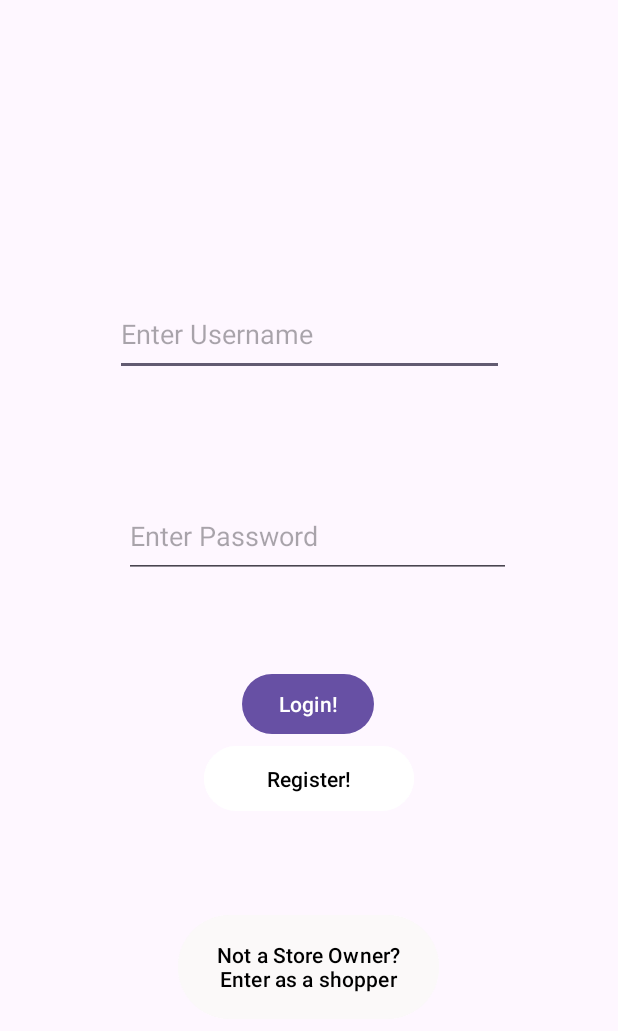
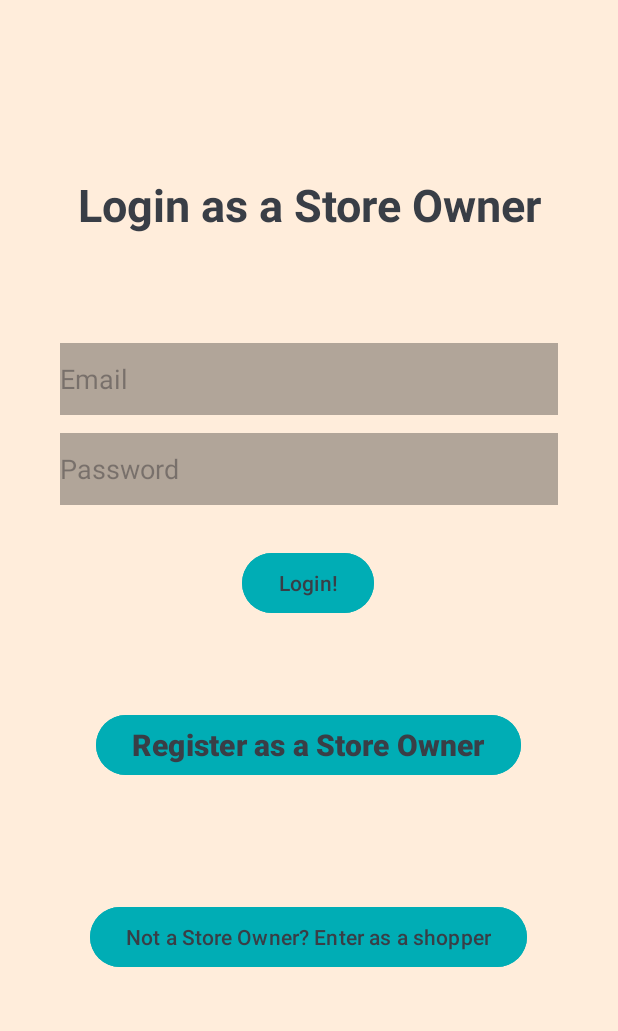
Before and after one commit to Aarya2004/B07_Project, an Android app: the StoreOwnerLogin screen opened directly, with no data from a screen before it, after a tap on "Login!", on a phone screen of 412 x 824 dp. Shown: the top 1031 px of the screen. Run offline under Robolectric (Android 15) with nearby library versions, the phone set to English and light mode, and no system bars; our stand-ins replace Firebase (no records; nobody signed in at launch, a user with empty details on screens opened directly).

Commit message:
Store Owner login and Register complete and Store Owner homepage created

```diff
--- a/app/src/main/java/com/example/b07project/StoreOwnerLogin.java
+++ b/app/src/main/java/com/example/b07project/StoreOwnerLogin.java
@@ -37,7 +37,12 @@ public class StoreOwnerLogin extends AppCompatActivity {
         submitButton.setOnClickListener(new View.OnClickListener() {
             @Override
             public void onClick(View view) {
-                check_user_exists();
+                check_user_exists(view);
+                if(isFound){
+                    Intent intent = new Intent(getApplicationContext(), StoreOwnerHomepage.class);
+                    startActivity(intent);
+                    finish();
+                }
             }
         });
 
@@ -62,32 +67,21 @@ public class StoreOwnerLogin extends AppCompatActivity {
     }
 
 
-    public void check_user_exists(){
+    public void check_user_exists(View view){
         DatabaseReference db = this.firedb.getReference();
-
-        db.child("Owners").get().addOnCompleteListener(new OnCompleteListener<DataSnapshot>() {
-            @Override
-            public void onComplete(@NonNull Task<DataSnapshot> task) {
-                if (!task.isSuccessful()) {
-                    Log.e("Fetch Owner data", "Error getting data", task.getException());
-                }
-                else {
-                    Log.i("Fetch Owner data", task.getResult().getValue().toString());
-                }
-            }
-        });
 
         EditText userEmailText = (EditText) findViewById(R.id.storeOwnerEmailLogin);
         String email = userEmailText.getText().toString();
         String id = String.valueOf(email.hashCode());
         userEmailText.setText("");
         final String[] dbpassword = new String[1];
+        final String[] dbstorename = new String[1];
         db.child("Owners").orderByKey().get().addOnCompleteListener(new OnCompleteListener<DataSnapshot>() {
             @Override
             public void onComplete(@NonNull Task<DataSnapshot> task) {
                 if (!task.isSuccessful()) {
                     Log.e("firebase", "Error getting data", task.getException());
-                    Toast myToast = Toast.makeText(StoreOwnerLogin.this, "Database Error!", Toast.LENGTH_SHORT);
+                    Toast myToast = Toast.makeText(view.getContext(), "Database Error!", Toast.LENGTH_SHORT);
                     myToast.show();
                 } else {
                     for (DataSnapshot ds : task.getResult().getChildren()) {
@@ -95,14 +89,15 @@ public class StoreOwnerLogin extends AppCompatActivity {
                         if (value == id) {
                             isFound = true;
                             dbpassword[0] = ds.child(value).child("password").getValue().toString();
+                            dbstorename[0] = ds.child(value).child("Store Name").getValue().toString();
                         }
                     }
                 }
             }
         });
 
-        if(isFound == false){
-            Toast myToast = Toast.makeText(StoreOwnerLogin.this,"No such user exists!", Toast.LENGTH_SHORT);
+        if(!isFound){
+            Toast myToast = Toast.makeText(view.getContext(),"No such user exists!", Toast.LENGTH_SHORT);
             myToast.show();
             return;
         }
@@ -111,13 +106,16 @@ public class StoreOwnerLogin extends AppCompatActivity {
         String password = userPassText.getText().toString();
         userPassText.setText("");
 
-        if(password != dbpassword[0]){
-            Toast myToast = Toast.makeText(StoreOwnerLogin.this,"Incorrect password!", Toast.LENGTH_SHORT);
+        if(!password.equals(dbpassword[0])){
+            isFound = false;
+            Toast myToast = Toast.makeText(view.getContext(),"Incorrect password!", Toast.LENGTH_SHORT);
             myToast.show();
             return;
         }else{
-            Toast myToast = Toast.makeText(StoreOwnerLogin.this,"Logged in as Customer!", Toast.LENGTH_SHORT);
+            Toast myToast = Toast.makeText(view.getContext(),"Logged in as Store Owner!", Toast.LENGTH_SHORT);
             myToast.show();
+            StoreOwner User = new StoreOwner(dbstorename[0], email, password);
+            StoreOwnerHomepage Home = new StoreOwnerHomepage(User);
         }
     }
 }
--- a/app/src/main/res/layout/store_owner_login.xml
+++ b/app/src/main/res/layout/store_owner_login.xml
@@ -1,50 +1,37 @@
 <?xml version="1.0" encoding="utf-8"?>
-<androidx.core.widget.NestedScrollView xmlns:android="http://schemas.android.com/apk/res/android"
+<androidx.constraintlayout.widget.ConstraintLayout xmlns:android="http://schemas.android.com/apk/res/android"
     xmlns:app="http://schemas.android.com/apk/res-auto"
     xmlns:tools="http://schemas.android.com/tools"
-    android:fillViewport="true"
     android:layout_width="match_parent"
     android:layout_height="match_parent"
+    android:background="#FFEDDB"
+    android:orientation="vertical"
+    android:padding="40dp"
     tools:context=".StoreOwnerLogin">
 
-    <androidx.constraintlayout.widget.ConstraintLayout
+    <TextView
+        android:id="@+id/textView2"
         android:layout_width="match_parent"
-        android:layout_height="match_parent"
-        android:padding="16dp">
-
-        <EditText
-            android:id="@+id/storeOwnerEmailLogin"
-            android:layout_width="259dp"
-            android:layout_height="55dp"
-            android:ems="10"
-            android:hint="@string/store_owner_username_placeholder"
-            android:inputType="text"
-            app:layout_constraintBottom_toTopOf="@+id/storeOwnerPasswordLogin"
+        android:layout_height="wrap_content"
+        android:layout_marginTop="76dp"
+        android:gravity="center"
+        android:text="@string/store_owner_login"
+        android:textColor="#393E46"
+        android:textSize="30sp"
+        android:textStyle="bold"
         app:layout_constraintEnd_toEndOf="parent"
+        app:layout_constraintHorizontal_bias="0.375"
         app:layout_constraintStart_toStartOf="parent"
-            app:layout_constraintTop_toTopOf="parent"
-            app:layout_constraintVertical_bias="0.693" />
-
-        <EditText
-            android:id="@+id/storeOwnerPasswordLogin"
-            android:layout_width="258dp"
-            android:layout_height="55dp"
-            android:ems="10"
-            android:hint="@string/store_owner_password_placeholder"
-            android:inputType="textPassword"
-            app:layout_constraintBottom_toBottomOf="parent"
-            app:layout_constraintEnd_toEndOf="parent"
-            app:layout_constraintHorizontal_bias="0.549"
-            app:layout_constraintStart_toStartOf="parent"
-            app:layout_constraintTop_toTopOf="parent"
-            app:layout_constraintVertical_bias="0.426" />
+        app:layout_constraintTop_toTopOf="parent" />
 
     <Button
         android:id="@+id/submitLogin"
         android:layout_width="wrap_content"
         android:layout_height="wrap_content"
-            android:layout_marginTop="60dp"
+        android:layout_marginTop="28dp"
         android:text="@string/store_owner_submit_login_button"
+        android:backgroundTint="#00ADB5"
+        android:textColor="#393E46"
         app:layout_constraintEnd_toEndOf="parent"
         app:layout_constraintHorizontal_bias="0.498"
         app:layout_constraintStart_toStartOf="parent"
@@ -52,30 +39,56 @@
 
     <Button
         android:id="@+id/storeOwnerRegisterRedirect"
-            android:layout_width="140dp"
-            android:layout_height="51dp"
-            android:backgroundTint="#FFFFFF"
-            android:text="@string/store_owner_register_redirect_button"
-            android:textColor="#000000"
-            android:textColorHighlight="#FDFDFD"
-            android:textColorHint="#000000"
-            android:textColorLink="#000000"
+        android:layout_width="wrap_content"
+        android:layout_height="wrap_content"
+        android:layout_marginTop="60dp"
+        android:backgroundTint="#00ADB5"
+        android:gravity="center"
+        android:text="@string/store_owner_register"
+        android:textColor="#393E46"
+        android:textColorHighlight="#00ADB5"
+        android:textColorLink="#00ADB5"
+        android:textSize="20dp"
+        android:textStyle="bold"
         app:layout_constraintEnd_toEndOf="parent"
+        app:layout_constraintHorizontal_bias="0.495"
         app:layout_constraintStart_toStartOf="parent"
         app:layout_constraintTop_toBottomOf="@+id/submitLogin" />
 
     <Button
         android:id="@+id/storeOwnerShopperRedirect"
-            android:layout_width="174dp"
-            android:layout_height="77dp"
-            android:backgroundTint="#FBF9F9"
+        android:layout_width="wrap_content"
+        android:layout_height="wrap_content"
+        android:layout_marginBottom="56dp"
         android:text="@string/store_owner_shopper_redirect_button"
-            android:textColor="#000000"
+        android:backgroundTint ="#00ADB5"
+        android:textColor="#393E46"
         app:layout_constraintBottom_toBottomOf="parent"
         app:layout_constraintEnd_toEndOf="parent"
-            app:layout_constraintHorizontal_bias="0.497"
+        app:layout_constraintHorizontal_bias="0.495"
         app:layout_constraintStart_toStartOf="parent"
-            app:layout_constraintTop_toBottomOf="@+id/storeOwnerRegisterRedirect"
-            app:layout_constraintVertical_bias="0.328" />
+        app:layout_constraintTop_toBottomOf="@+id/storeOwnerRegisterRedirect" />
+
+    <com.google.android.material.textfield.TextInputEditText
+        android:id="@+id/storeOwnerPasswordLogin"
+        android:layout_width="match_parent"
+        android:layout_height="48sp"
+        android:layout_marginTop="12dp"
+        android:background="#B1A599"
+        android:hint="@string/password"
+        app:layout_constraintEnd_toEndOf="parent"
+        app:layout_constraintStart_toStartOf="parent"
+        app:layout_constraintTop_toBottomOf="@+id/storeOwnerEmailLogin" />
+
+    <com.google.android.material.textfield.TextInputEditText
+        android:id="@+id/storeOwnerEmailLogin"
+        android:layout_width="match_parent"
+        android:layout_height="48sp"
+        android:layout_marginTop="72dp"
+        android:background="#B1A599"
+        android:hint="@string/emailShopper"
+        app:layout_constraintEnd_toEndOf="parent"
+        app:layout_constraintStart_toStartOf="parent"
+        app:layout_constraintTop_toBottomOf="@+id/textView2" />
+
 </androidx.constraintlayout.widget.ConstraintLayout>
-</androidx.core.widget.NestedScrollView>
--- a/app/src/main/res/values/strings.xml
+++ b/app/src/main/res/values/strings.xml
@@ -29,6 +29,10 @@
 
 
     <string name="switchOwner">Switch to Owner</string>
+    <string name="store_owner_menu_products">Products</string>
+    <string name="store_owner_menu_orders">Orders</string>
+    <string name="store_owner_menu_logout">Logout</string>
+    <string name="logged_in_as_store_owner">Logged in as Store Owner!</string>
 
 
 </resources>
```
Also changed, not shown: app/src/main/java/com/example/b07project/StoreOwnerHomepage.java (added, +39 -0 lines), app/src/main/res/layout/store_owner_homepage.xml (added, +79 -0 lines), app/src/main/res/layout/store_owner_register.xml (+12 -12 lines). Lines whose indentation alone changed are shown as unchanged.
